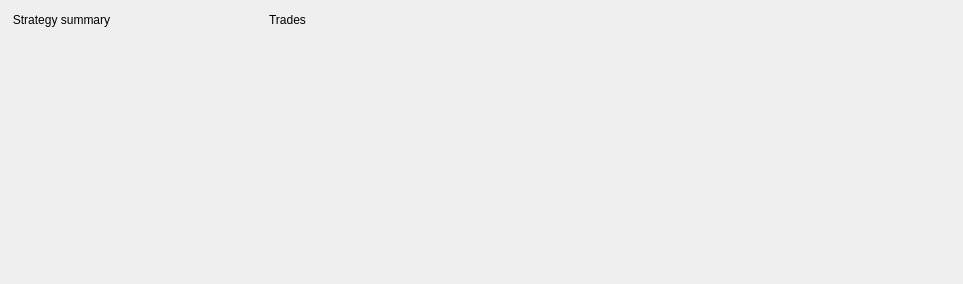
First picture: the form in ui/strategyResults.ui, repository Skinok/backtrader-pyqt-ui, before the edit.
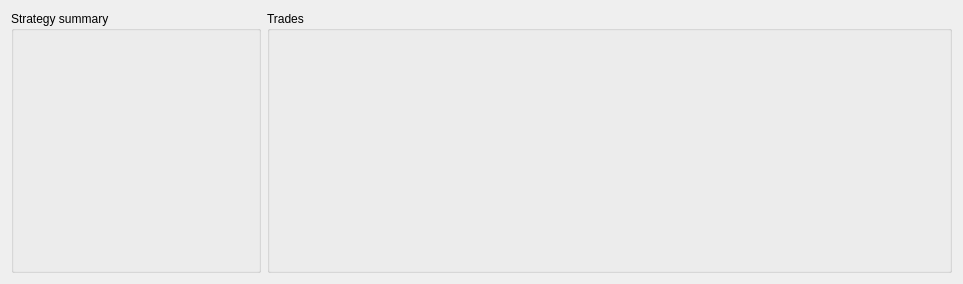
Second picture: the form after the edit.

Commit message: Try to delete indicators from graph, add missing draw orders

The edit to the form file:
```diff
--- a/ui/strategyResults.ui
+++ b/ui/strategyResults.ui
@@ -23,7 +23,7 @@
       </size>
      </property>
      <property name="styleSheet">
-      <string notr="true">border: 0px;</string>
+      <string notr="true"/>
      </property>
      <property name="title">
       <string>Strategy summary</string>
@@ -38,7 +38,7 @@
    <item row="0" column="1">
     <widget class="QGroupBox" name="TradesGB">
      <property name="styleSheet">
-      <string notr="true">border: 0px;</string>
+      <string notr="true"/>
      </property>
      <property name="title">
       <string>Trades</string>
```
The commit also changes 2 other files.
